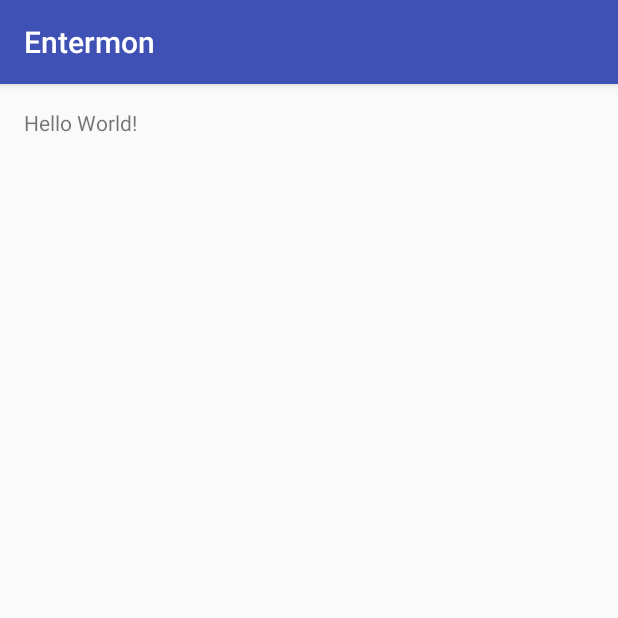
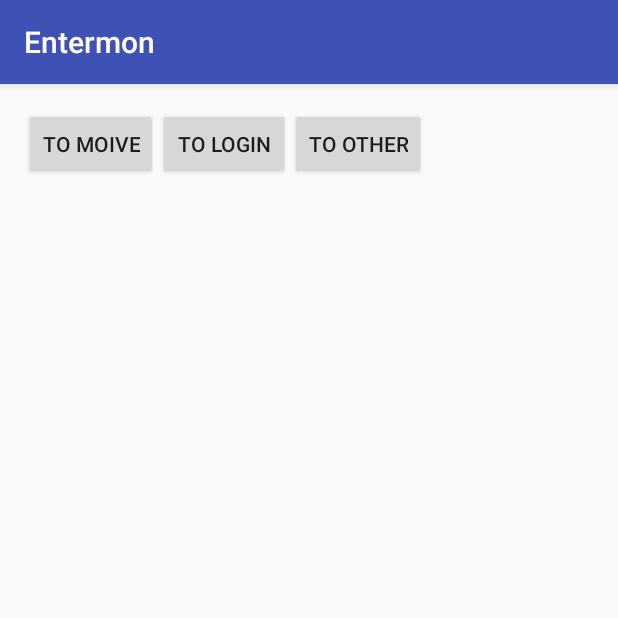
Before and after one commit to AppmonDevLab/apm_entermon, an Android app: the screen it shows after launch (MainActivity), on a phone screen of 412 x 824 dp, the top half of it. Run offline under Robolectric (Android 15) with nearby library versions, the phone set to English and light mode, and no system bars.

Commit message:
ver. 1.0.1
Bug fixes

```diff
--- a/Entermon/app/src/main/java/com/appmon/entermon/MainActivity.java
+++ b/Entermon/app/src/main/java/com/appmon/entermon/MainActivity.java
@@ -1,7 +1,10 @@
 package com.appmon.entermon;
 
+import android.content.Intent;
 import android.support.v7.app.AppCompatActivity;
 import android.os.Bundle;
+import android.view.View;
+import android.widget.Button;
 
 public class MainActivity extends AppCompatActivity {
 
@@ -9,5 +12,23 @@ public class MainActivity extends AppCompatActivity {
     protected void onCreate(Bundle savedInstanceState) {
         super.onCreate(savedInstanceState);
         setContentView(R.layout.activity_main);
+        Button bt_to_movie = (Button) findViewById(R.id.movie_bt);
+        bt_to_movie.setOnClickListener(new View.OnClickListener() {
+            @Override
+            public void onClick(View view) {
+                Intent intent =new Intent(MainActivity.this, MovieActivity.class);
+                startActivity(intent);
+
+            }
+        });
+        Button bt_to_login = (Button) findViewById(R.id.login_bt);
+        bt_to_login.setOnClickListener(new View.OnClickListener() {
+            @Override
+            public void onClick(View view) {
+                Intent intent =new Intent(MainActivity.this, LoginActivity.class);
+                startActivity(intent);
+            }
+        });
+
     }
 }
--- a/Entermon/app/src/main/res/layout/activity_main.xml
+++ b/Entermon/app/src/main/res/layout/activity_main.xml
@@ -1,5 +1,5 @@
 <?xml version="1.0" encoding="utf-8"?>
-<RelativeLayout xmlns:android="http://schemas.android.com/apk/res/android"
+<LinearLayout xmlns:android="http://schemas.android.com/apk/res/android"
     xmlns:tools="http://schemas.android.com/tools"
     android:id="@+id/activity_main"
     android:layout_width="match_parent"
@@ -8,10 +8,27 @@
     android:paddingLeft="@dimen/activity_horizontal_margin"
     android:paddingRight="@dimen/activity_horizontal_margin"
     android:paddingTop="@dimen/activity_vertical_margin"
-    tools:context="com.appmon.entermon.MainActivity">
+    tools:context="com.appmon.entermon.MainActivity"
+    >
 
-    <TextView
+    <Button
         android:layout_width="wrap_content"
         android:layout_height="wrap_content"
-        android:text="Hello World!" />
-</RelativeLayout>
+        android:text="to moive"
+        android:id="@+id/movie_bt"
+        />
+    <Button
+        android:layout_width="wrap_content"
+        android:layout_height="wrap_content"
+        android:text="to Login"
+        android:id="@+id/login_bt"
+        />
+
+    <Button
+        android:layout_width="wrap_content"
+        android:layout_height="wrap_content"
+        android:text="to other"
+        android:id="@+id/other_bt"
+        />
+
+</LinearLayout>
```
Also changed, not shown: Entermon/app/src/main/res/layout/content_login.xml (deleted, +0 -16 lines).
